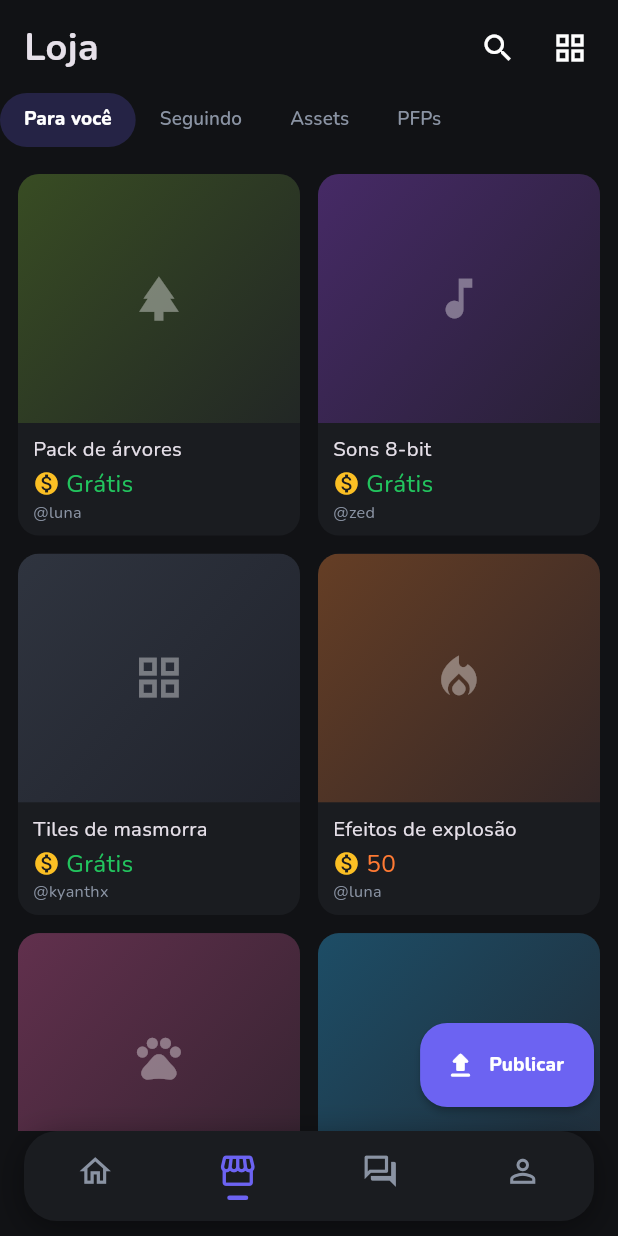
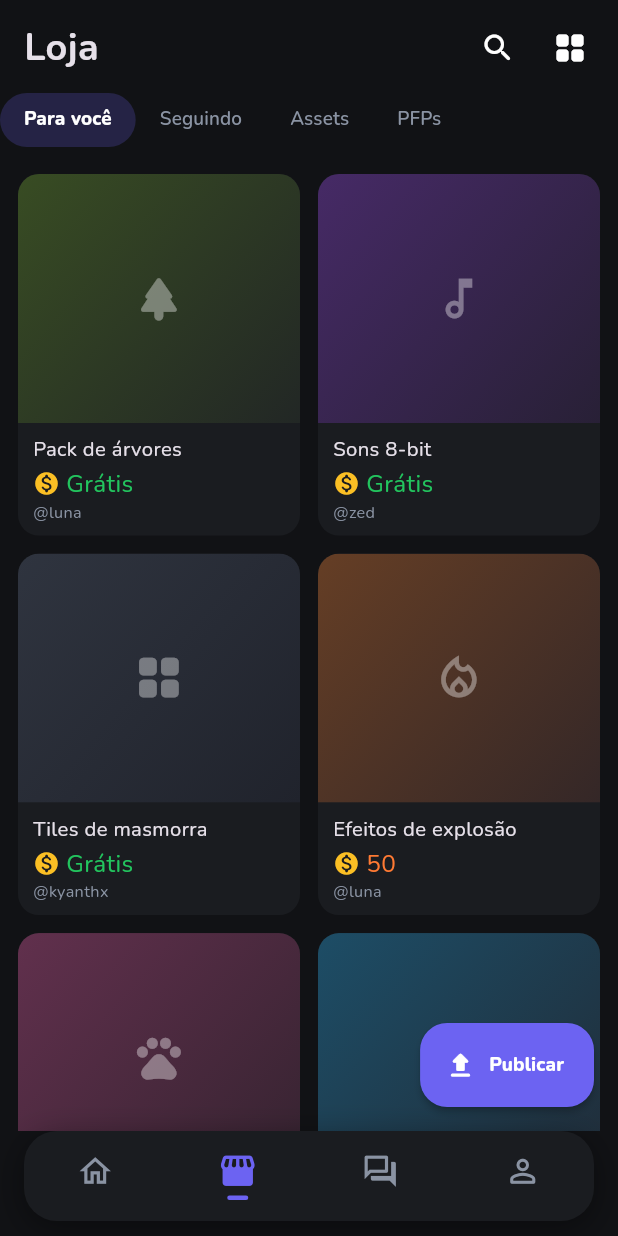
Before and after one commit to kyanthx-dv/motor-app, a Flutter app: the Casca screen opened directly, item 2 of the bottom bar chosen, on a phone screen of 412 x 824 dp. Run offline on Flutter 3.47's test engine with Material 3 defaults, Android fonts, the phone set to English and light mode, and no system bars; our stand-ins replace google_fonts, webview_flutter; missing offline and left inert: webview_flutter_android.

Commit message:
Icones Phosphor + editor confortavel (#10)
* Icones Phosphor e editor de mapa mais confortavel

- icones.dart centraliza o conjunto Phosphor
- editor: barra enxuta, ferramentas laterais, desfazer/refazer, autosave, paleta em faixa
- cenas: menos botoes, um botao Nova cena

Co-Authored-By: Claude Sonnet 5.5 <noreply@anthropic.com>
Claude-Session: https://claude.ai/code/session_019R5tT4t3zo8BZSaGoiUJwV

* Icones: usa Material arredondado (phosphor_flutter quebra no Flutter atual)

Co-Authored-By: Claude Sonnet 5.5 <noreply@anthropic.com>
Claude-Session: https://claude.ai/code/session_019R5tT4t3zo8BZSaGoiUJwV

---------

Co-authored-by: Claude <noreply@anthropic.com>

```diff
--- a/lib/blocky/casca.dart
+++ b/lib/blocky/casca.dart
@@ -1,5 +1,6 @@
 import 'package:flutter/material.dart';
 
+import 'icones.dart';
 import 'abas.dart';
 import 'criar.dart';
 import 'projeto.dart';
@@ -18,8 +19,8 @@ class _CascaState extends State<Casca> with SingleTickerProviderStateMixin {
   late final AnimationController _fade = AnimationController(vsync: this, duration: const Duration(milliseconds: 260), value: 1);
   int _aba = 0; // 0 Inicio, 1 Loja, 2 Comunidade, 3 Perfil
 
-  static const _icones = <IconData>[Icons.home_outlined, Icons.storefront_outlined, Icons.forum_outlined, Icons.person_outline];
-  static const _icones2 = <IconData>[Icons.home_rounded, Icons.storefront, Icons.forum, Icons.person];
+  static const _icones = <IconData>[Ic.casa, Ic.loja, Ic.comunidade, Ic.usuario];
+  static const _icones2 = <IconData>[Ic.casaCheia, Ic.lojaCheia, Ic.comunidadeCheia, Ic.usuarioCheio];
 
   @override
   void dispose() {
@@ -35,11 +36,11 @@ class _CascaState extends State<Casca> with SingleTickerProviderStateMixin {
   Widget? _acao() {
     switch (_aba) {
       case 1:
-        return _Acao(chave: 'loja', icone: Icons.upload_rounded, texto: 'Publicar', aoTocar: () => menuPublicar(context));
+        return _Acao(chave: 'loja', icone: Ic.subir, texto: 'Publicar', aoTocar: () => menuPublicar(context));
       case 2:
-        return _Acao(chave: 'post', icone: Icons.edit_rounded, texto: 'Postar', aoTocar: () => Navigator.of(context).push(MaterialPageRoute<void>(builder: (_) => const NovoPostTela())));
+        return _Acao(chave: 'post', icone: Ic.lapis, texto: 'Postar', aoTocar: () => Navigator.of(context).push(MaterialPageRoute<void>(builder: (_) => const NovoPostTela())));
       case 3:
-        return _Acao(chave: 'jogo', icone: Icons.add_rounded, texto: 'Novo jogo', aoTocar: () => novoJogo(context));
+        return _Acao(chave: 'jogo', icone: Ic.mais, texto: 'Novo jogo', aoTocar: () => novoJogo(context));
     }
     return null;
   }
--- a/lib/blocky/dados.dart
+++ b/lib/blocky/dados.dart
@@ -1,5 +1,6 @@
 import 'package:flutter/material.dart';
 
+import 'icones.dart';
 /// Dados de EXEMPLO para desenhar e testar as telas. Quando o Supabase for ligado, estas listas viram consultas.
 
 enum Orientacao { paisagem, retrato, qualquer }
@@ -125,7 +126,7 @@ const jogosExemplo = <Jogo>[
     descricao: 'Converse com o aldeão, pegue poções e enfrente o slime. Feito com os modelos de RPG do Motor.',
     cor1: Color(0xFF16A34A),
     cor2: Color(0xFF065F46),
-    icone: Icons.castle,
+    icone: Ic.castelo,
     curtidas: 1280,
     favoritos: 340,
     visitas: 15400,
@@ -138,7 +139,7 @@ const jogosExemplo = <Jogo>[
     descricao: 'Pegue todas as moedas antes que o tempo acabe. Ideal para jogar com uma mão.',
     cor1: Color(0xFFF59E0B),
     cor2: Color(0xFFB45309),
-    icone: Icons.monetization_on,
+    icone: Ic.moeda,
     orientacao: Orientacao.retrato,
     curtidas: 860,
     favoritos: 120,
@@ -151,7 +152,7 @@ const jogosExemplo = <Jogo>[
     descricao: 'Partida rápida estilo Haxball, 1 contra 1 com física Matter.',
     cor1: Color(0xFF2563EB),
     cor2: Color(0xFF1E3A8A),
-    icone: Icons.sports_soccer,
+    icone: Ic.futebol,
     curtidas: 2210,
     favoritos: 560,
     visitas: 40200,
@@ -177,7 +178,7 @@ const jogosExemplo = <Jogo>[
     descricao: 'Desvie dos asteroides e bata seu recorde.',
     cor1: Color(0xFFDC2626),
     cor2: Color(0xFF7F1D1D),
-    icone: Icons.rocket_launch,
+    icone: Ic.foguete,
     curtidas: 300,
     favoritos: 45,
     visitas: 3200,
@@ -216,7 +217,7 @@ const postsExemplo = <Post>[
     autor: 'zed',
     cor1: Color(0xFFDC2626),
     cor2: Color(0xFF450A0A),
-    icone: Icons.rocket_launch,
+    icone: Ic.foguete,
     video: true,
     curtidas: 98,
   ),
@@ -227,19 +228,19 @@ const postsExemplo = <Post>[
     autor: 'luna',
     cor1: Color(0xFF65A30D),
     cor2: Color(0xFF1A2E05),
-    icone: Icons.park,
+    icone: Ic.arvore,
     curtidas: 340,
     comentarios: [Comentario('bob', 'Baixei, obrigado!'), Comentario('zed', 'Top')],
   ),
 ];
 
 const itensLojaExemplo = <ItemLoja>[
-  ItemLoja(id: 'a1', titulo: 'Pack de árvores', autor: 'luna', pfp: false, cor1: Color(0xFF65A30D), cor2: Color(0xFF1A2E05), icone: Icons.park),
-  ItemLoja(id: 'a2', titulo: 'Sons 8-bit', autor: 'zed', pfp: false, cor1: Color(0xFF9333EA), cor2: Color(0xFF3B0764), icone: Icons.music_note),
-  ItemLoja(id: 'a3', titulo: 'Tiles de masmorra', autor: 'kyanthx', pfp: false, cor1: Color(0xFF475569), cor2: Color(0xFF0F172A), icone: Icons.grid_view),
-  ItemLoja(id: 'a4', titulo: 'Efeitos de explosão', autor: 'luna', pfp: false, cor1: Color(0xFFF97316), cor2: Color(0xFF7C2D12), icone: Icons.local_fire_department, preco: 50),
-  ItemLoja(id: 'f1', titulo: 'Gatinho pixel', autor: 'luna', pfp: true, cor1: Color(0xFFEC4899), cor2: Color(0xFF831843), icone: Icons.pets),
-  ItemLoja(id: 'f2', titulo: 'Robô azul', autor: 'zed', pfp: true, cor1: Color(0xFF0EA5E9), cor2: Color(0xFF0C4A6E), icone: Icons.smart_toy),
+  ItemLoja(id: 'a1', titulo: 'Pack de árvores', autor: 'luna', pfp: false, cor1: Color(0xFF65A30D), cor2: Color(0xFF1A2E05), icone: Ic.arvore),
+  ItemLoja(id: 'a2', titulo: 'Sons 8-bit', autor: 'zed', pfp: false, cor1: Color(0xFF9333EA), cor2: Color(0xFF3B0764), icone: Ic.musica),
+  ItemLoja(id: 'a3', titulo: 'Tiles de masmorra', autor: 'kyanthx', pfp: false, cor1: Color(0xFF475569), cor2: Color(0xFF0F172A), icone: Ic.grade),
+  ItemLoja(id: 'a4', titulo: 'Efeitos de explosão', autor: 'luna', pfp: false, cor1: Color(0xFFF97316), cor2: Color(0xFF7C2D12), icone: Ic.fogo, preco: 50),
+  ItemLoja(id: 'f1', titulo: 'Gatinho pixel', autor: 'luna', pfp: true, cor1: Color(0xFFEC4899), cor2: Color(0xFF831843), icone: Ic.pata),
+  ItemLoja(id: 'f2', titulo: 'Robô azul', autor: 'zed', pfp: true, cor1: Color(0xFF0EA5E9), cor2: Color(0xFF0C4A6E), icone: Ic.robo2),
   ItemLoja(id: 'f3', titulo: 'Cavaleiro', autor: 'kyanthx', pfp: true, cor1: Color(0xFF64748B), cor2: Color(0xFF1E293B), icone: Icons.shield, preco: 30),
 ];
 
--- a/lib/blocky/editor_web.dart
+++ b/lib/blocky/editor_web.dart
@@ -1,4 +1,6 @@
 import 'package:flutter/foundation.dart';
+
+import 'icones.dart';
 import 'package:flutter/material.dart';
 import 'package:flutter/services.dart';
 import 'package:webview_flutter/webview_flutter.dart';
@@ -57,7 +59,7 @@ class _EditorWebTelaState extends State<EditorWebTela> {
               Positioned(
                 left: 4,
                 top: 4,
-                child: IconButton.filledTonal(tooltip: 'Voltar ao Blocky', icon: const Icon(Icons.arrow_back), onPressed: () => Navigator.of(context).pop()),
+                child: IconButton.filledTonal(tooltip: 'Voltar ao Blocky', icon: const Icon(Ic.voltar), onPressed: () => Navigator.of(context).pop()),
               ),
             ]),
           ),
--- /dev/null
+++ b/lib/blocky/icones.dart
@@ -0,0 +1,92 @@
+import 'package:flutter/material.dart';
+
+/// Icones do Blocky (Material arredondado): um unico conjunto, tracos arredondados. Troque aqui para mudar o app todo.
+class Ic {
+  Ic._();
+  static const IconData paisagem = Icons.stay_current_landscape_outlined;
+  static const IconData retrato = Icons.stay_current_portrait_outlined;
+  static const IconData menos = Icons.remove_rounded;
+  static const IconData ponto = Icons.circle;
+  static const IconData desfazer = Icons.undo_rounded;
+  static const IconData refazer = Icons.redo_rounded;
+  static const IconData centralizar = Icons.center_focus_strong_outlined;
+  static const IconData pincel = Icons.brush_outlined;
+  static const IconData baixo = Icons.keyboard_arrow_down_rounded;
+  static const IconData cima = Icons.keyboard_arrow_up_rounded;
+  static const IconData dados = Icons.tag_rounded;
+  static const IconData addImagem = Icons.add_photo_alternate_outlined;
+  static const IconData ajustes = Icons.tune_rounded;
+  static const IconData alerta = Icons.warning_amber_rounded;
+  static const IconData arroba = Icons.alternate_email_rounded;
+  static const IconData arvore = Icons.park_rounded;
+  static const IconData aviso = Icons.campaign_outlined;
+  static const IconData balao = Icons.chat_bubble_outline_rounded;
+  static const IconData bandeira = Icons.flag_outlined;
+  static const IconData borracha = Icons.cleaning_services_outlined;
+  static const IconData brilho = Icons.auto_awesome_outlined;
+  static const IconData busca = Icons.search_rounded;
+  static const IconData cadeado = Icons.lock_outline_rounded;
+  static const IconData camera = Icons.photo_camera_outlined;
+  static const IconData casa = Icons.home_outlined;
+  static const IconData casaCheia = Icons.home_rounded;
+  static const IconData castelo = Icons.castle_outlined;
+  static const IconData comunidade = Icons.forum_outlined;
+  static const IconData comunidadeCheia = Icons.forum_rounded;
+  static const IconData controle = Icons.sports_esports_outlined;
+  static const IconData copiar = Icons.copy_rounded;
+  static const IconData coracao = Icons.favorite_border_rounded;
+  static const IconData coracaoCheio = Icons.favorite_rounded;
+  static const IconData coroa = Icons.shield_rounded;
+  static const IconData corrida = Icons.directions_run_rounded;
+  static const IconData curtir = Icons.thumb_up_alt_outlined;
+  static const IconData diamante = Icons.workspace_premium_rounded;
+  static const IconData email = Icons.mail_outline_rounded;
+  static const IconData engrenagem = Icons.settings_outlined;
+  static const IconData estrela = Icons.star_outline_rounded;
+  static const IconData estrelaCheia = Icons.star_rounded;
+  static const IconData fantasma = Icons.sentiment_very_dissatisfied_outlined;
+  static const IconData fechar = Icons.close_rounded;
+  static const IconData flor = Icons.local_florist_outlined;
+  static const IconData fogo = Icons.local_fire_department_outlined;
+  static const IconData foguete = Icons.rocket_launch_outlined;
+  static const IconData futebol = Icons.sports_soccer_outlined;
+  static const IconData grade = Icons.grid_view_rounded;
+  static const IconData ideia = Icons.lightbulb_outline_rounded;
+  static const IconData imagem = Icons.image_outlined;
+  static const IconData inseto = Icons.bug_report_outlined;
+  static const IconData lapis = Icons.edit_outlined;
+  static const IconData lixeira = Icons.delete_outline_rounded;
+  static const IconData loja = Icons.storefront_outlined;
+  static const IconData lojaCheia = Icons.storefront_rounded;
+  static const IconData lua = Icons.dark_mode_outlined;
+  static const IconData mais = Icons.add_rounded;
+  static const IconData maisCirculo = Icons.add_circle_outline_rounded;
+  static const IconData maisHoriz = Icons.more_horiz_rounded;
+  static const IconData maisVert = Icons.more_vert_rounded;
+  static const IconData mao = Icons.pan_tool_alt_outlined;
+  static const IconData mapa = Icons.map_outlined;
+  static const IconData menu = Icons.menu_rounded;
+  static const IconData moeda = Icons.monetization_on_rounded;
+  static const IconData musica = Icons.music_note_outlined;
+  static const IconData nuvem = Icons.cloud_outlined;
+  static const IconData ok = Icons.check_rounded;
+  static const IconData olho = Icons.visibility_outlined;
+  static const IconData olhoFechado = Icons.visibility_off_outlined;
+  static const IconData pacote = Icons.inventory_2_outlined;
+  static const IconData pata = Icons.pets_outlined;
+  static const IconData play = Icons.play_arrow_rounded;
+  static const IconData presente = Icons.volunteer_activism_outlined;
+  static const IconData robo = Icons.smart_toy_rounded;
+  static const IconData robo2 = Icons.smart_toy_outlined;
+  static const IconData rosto = Icons.face_outlined;
+  static const IconData salvar = Icons.save_outlined;
+  static const IconData selo = Icons.verified_rounded;
+  static const IconData sino = Icons.notifications_none_rounded;
+  static const IconData sol = Icons.light_mode_outlined;
+  static const IconData subir = Icons.upload_rounded;
+  static const IconData trofeu = Icons.emoji_events_outlined;
+  static const IconData usuario = Icons.person_outline_rounded;
+  static const IconData usuarioCheio = Icons.person_rounded;
+  static const IconData video = Icons.videocam_rounded;
+  static const IconData voltar = Icons.arrow_back_rounded;
+}
--- a/lib/blocky/widgets.dart
+++ b/lib/blocky/widgets.dart
@@ -1,4 +1,6 @@
 import 'package:flutter/material.dart';
+
+import 'icones.dart';
 import 'package:google_fonts/google_fonts.dart';
 
 import 'dados.dart';
@@ -144,7 +146,7 @@ class Capa extends StatelessWidget {
               child: Container(
                 padding: const EdgeInsets.symmetric(horizontal: 8, vertical: 4),
                 decoration: BoxDecoration(color: Colors.black.withAlpha(150), borderRadius: BorderRadius.circular(10)),
-                child: const Row(mainAxisSize: MainAxisSize.min, children: [Icon(Icons.play_arrow, size: 16, color: Colors.white), Text('vídeo', style: TextStyle(fontSize: 12, color: Colors.white))]),
+                child: const Row(mainAxisSize: MainAxisSize.min, children: [Icon(Ic.play, size: 16, color: Colors.white), Text('vídeo', style: TextStyle(fontSize: 12, color: Colors.white))]),
               ),
             ),
         ]),
@@ -183,7 +185,7 @@ class CartaoJogo extends StatelessWidget {
             Text(jogo.titulo, maxLines: 1, overflow: TextOverflow.ellipsis, style: const TextStyle(fontWeight: FontWeight.w600)),
             Row(children: [
               Expanded(child: Text('@${jogo.autor}', maxLines: 1, overflow: TextOverflow.ellipsis, style: const TextStyle(color: Cores.texto2, fontSize: 12))),
-              Estatistica(Icons.thumb_up_alt_outlined, abreviar(jogo.curtidas)),
+              Estatistica(Ic.curtir, abreviar(jogo.curtidas)),
             ]),
           ]),
         ),
```
Also changed, not shown: lib/blocky/abas.dart (+18 -17 lines), lib/blocky/busca.dart (+5 -4 lines), lib/blocky/cena_config.dart (+4 -3 lines), lib/blocky/criar.dart (+6 -5 lines), lib/blocky/detalhes.dart (+7 -6 lines), lib/blocky/entrada.dart (+7 -6 lines), lib/blocky/extras.dart (+11 -10 lines), lib/blocky/jogo.dart (+8 -6 lines), lib/blocky/mapa.dart (+195 -68 lines), lib/blocky/perfil_publico.dart (+8 -6 lines), lib/blocky/projeto.dart (+18 -26 lines).
